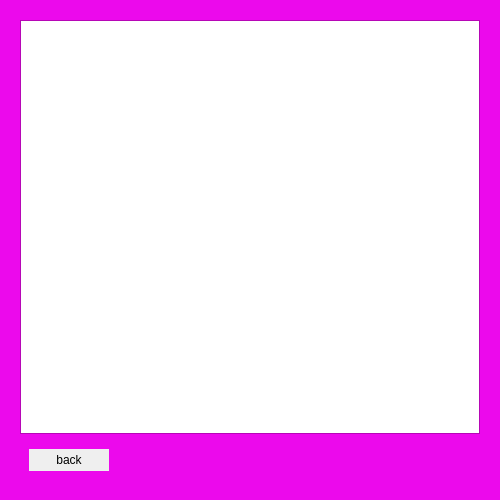
Qt form MealReccomenderGUI/reccomendationsgui.ui (rollegocoaster/DataStructTest) before a commit.
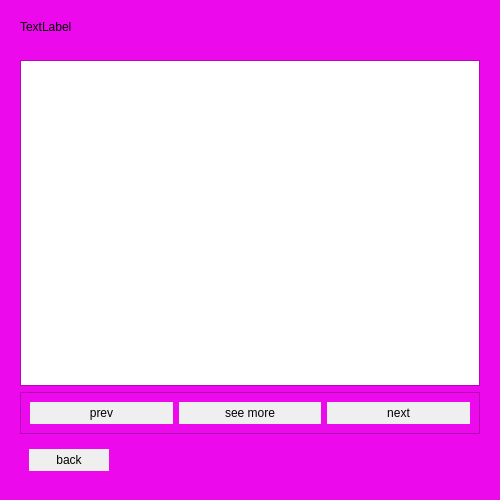
The same form after that commit.

What changed in the file:
```diff
--- a/MealReccomenderGUI/reccomendationsgui.ui
+++ b/MealReccomenderGUI/reccomendationsgui.ui
@@ -99,9 +99,111 @@
       <enum>QFrame::Plain</enum>
      </property>
      <layout class="QVBoxLayout" name="verticalLayout_2">
+      <item>
+       <widget class="QLabel" name="image">
+        <property name="text">
+         <string>TextLabel</string>
+        </property>
+       </widget>
+      </item>
+      <item>
+       <widget class="QLabel" name="name">
+        <property name="palette">
+         <palette>
+          <active>
+           <colorrole role="WindowText">
+            <brush brushstyle="SolidPattern">
+             <color alpha="255">
+              <red>236</red>
+              <green>236</green>
+              <blue>236</blue>
+             </color>
+            </brush>
+           </colorrole>
+          </active>
+          <inactive>
+           <colorrole role="WindowText">
+            <brush brushstyle="SolidPattern">
+             <color alpha="255">
+              <red>236</red>
+              <green>236</green>
+              <blue>236</blue>
+             </color>
+            </brush>
+           </colorrole>
+          </inactive>
+          <disabled>
+           <colorrole role="WindowText">
+            <brush brushstyle="SolidPattern">
+             <color alpha="255">
+              <red>128</red>
+              <green>128</green>
+              <blue>128</blue>
+             </color>
+            </brush>
+           </colorrole>
+          </disabled>
+         </palette>
+        </property>
+        <property name="text">
+         <string/>
+        </property>
+       </widget>
+      </item>
       <item>
        <widget class="QTextBrowser" name="outputText"/>
       </item>
+      <item>
+       <widget class="QFrame" name="frame_3">
+        <property name="frameShape">
+         <enum>QFrame::StyledPanel</enum>
+        </property>
+        <property name="frameShadow">
+         <enum>QFrame::Raised</enum>
+        </property>
+        <layout class="QHBoxLayout" name="horizontalLayout_2">
+         <item>
+          <widget class="QPushButton" name="last">
+           <property name="autoFillBackground">
+            <bool>true</bool>
+           </property>
+           <property name="text">
+            <string>prev</string>
+           </property>
+           <property name="flat">
+            <bool>true</bool>
+           </property>
+          </widget>
+         </item>
+         <item>
+          <widget class="QPushButton" name="pushButton_3">
+           <property name="autoFillBackground">
+            <bool>true</bool>
+           </property>
+           <property name="text">
+            <string>see more</string>
+           </property>
+           <property name="flat">
+            <bool>true</bool>
+           </property>
+          </widget>
+         </item>
+         <item>
+          <widget class="QPushButton" name="pushButton_2">
+           <property name="autoFillBackground">
+            <bool>true</bool>
+           </property>
+           <property name="text">
+            <string>next</string>
+           </property>
+           <property name="flat">
+            <bool>true</bool>
+           </property>
+          </widget>
+         </item>
+        </layout>
+       </widget>
+      </item>
       <item>
        <widget class="QFrame" name="frame">
         <property name="frameShape">
```
